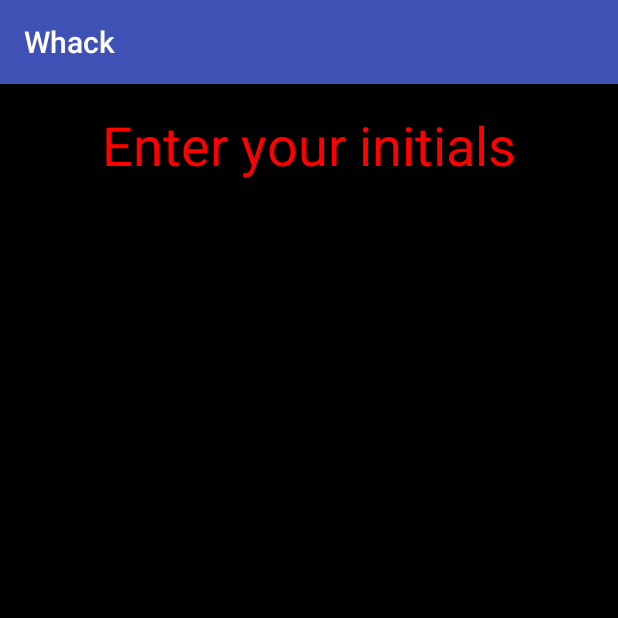
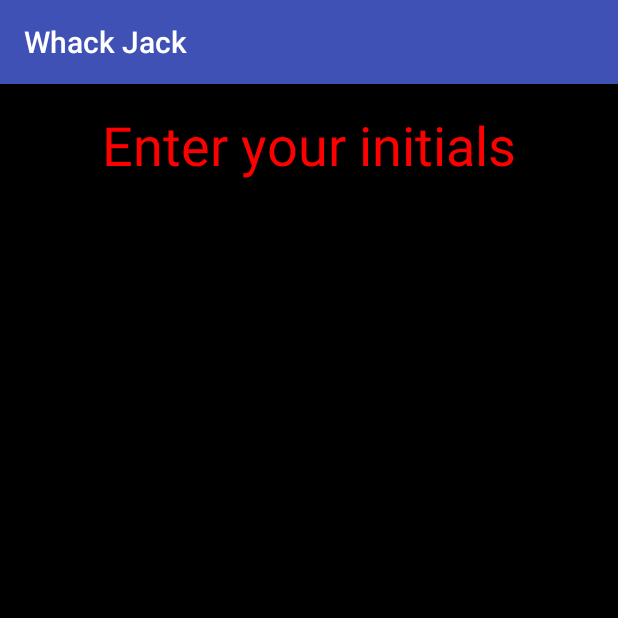
Before and after one commit to johnmiller86/WhackJack_Huynh_Miller, an Android app: the NameActivity screen opened directly, with no data from a screen before it, on a phone screen of 412 x 824 dp, the top half of it. Run offline under Robolectric (Android 15) with nearby library versions, the phone set to English and light mode, and no system bars.

Commit message:
Initial commit

```diff
--- a/app/src/main/res/layout/activity_name.xml
+++ b/app/src/main/res/layout/activity_name.xml
@@ -11,34 +11,36 @@
     android:background="#000000">
 
     <TextView
+        android:id="@+id/initialsTextView"
         android:layout_width="wrap_content"
         android:layout_height="wrap_content"
+        android:layout_alignParentTop="true"
+        android:layout_centerHorizontal="true"
         android:text="@string/enter_initials_label"
-        android:id="@+id/initialsTextView"
-        android:textColor="#ff0000"
         android:textSize="36sp"
-        android:layout_alignParentTop="true"
-        android:layout_centerHorizontal="true" />
+        android:textColor="#ff0000"/>
 
     <EditText
+        android:id="@+id/initialsEditText"
         android:layout_width="match_parent"
         android:layout_height="wrap_content"
         android:layout_centerVertical="true"
-        android:id="@+id/initialsEditText"
+        android:layout_alignStart="@+id/initialsTextView"
+        android:layout_alignEnd="@+id/initialsTextView"
+        android:inputType="textCapCharacters"
+        android:maxLength="3"
+        android:digits="abcdefghijklmnopqrstuvwxyzABCDEFGHIJKLMNOPQRSTUVWXYZ"
+        android:textSize="24sp"
         android:background="#ffffff"
-        android:inputType="textCapCharacters"
-        android:textSize="24sp"
-        android:textColor="#ff0000"
-        android:layout_alignStart="@+id/initialsTextView"
-        android:layout_alignEnd="@+id/initialsTextView" />
+        android:textColor="#ff0000"/>
 
 
 
     <Button
+        android:id="@+id/okButton"
         android:layout_width="wrap_content"
         android:layout_height="wrap_content"
-        android:text="@string/ok_button"
-        android:id="@+id/okButton"
         android:layout_alignParentBottom="true"
-        android:layout_centerHorizontal="true" />
+        android:layout_centerHorizontal="true"
+        android:text="@string/ok_button"/>
 </RelativeLayout>
--- a/app/src/main/res/values/strings.xml
+++ b/app/src/main/res/values/strings.xml
@@ -1,5 +1,5 @@
 <resources>
-    <string name="app_name">Whack</string>
+    <string name="app_name">Whack Jack</string>
     <string name="emptyhole"> </string>
     <string name="scoreTitle">Score</string>
     <string name="scorePoints">0</string>
```
Also changed, not shown: app/src/main/java/com/twh5257_jdm5908_bw/ist402/whackjack_huynh_miller/GameActivity.java (+39 -59 lines), app/src/main/java/com/twh5257_jdm5908_bw/ist402/whackjack_huynh_miller/NameActivity.java (+12 -4 lines).
